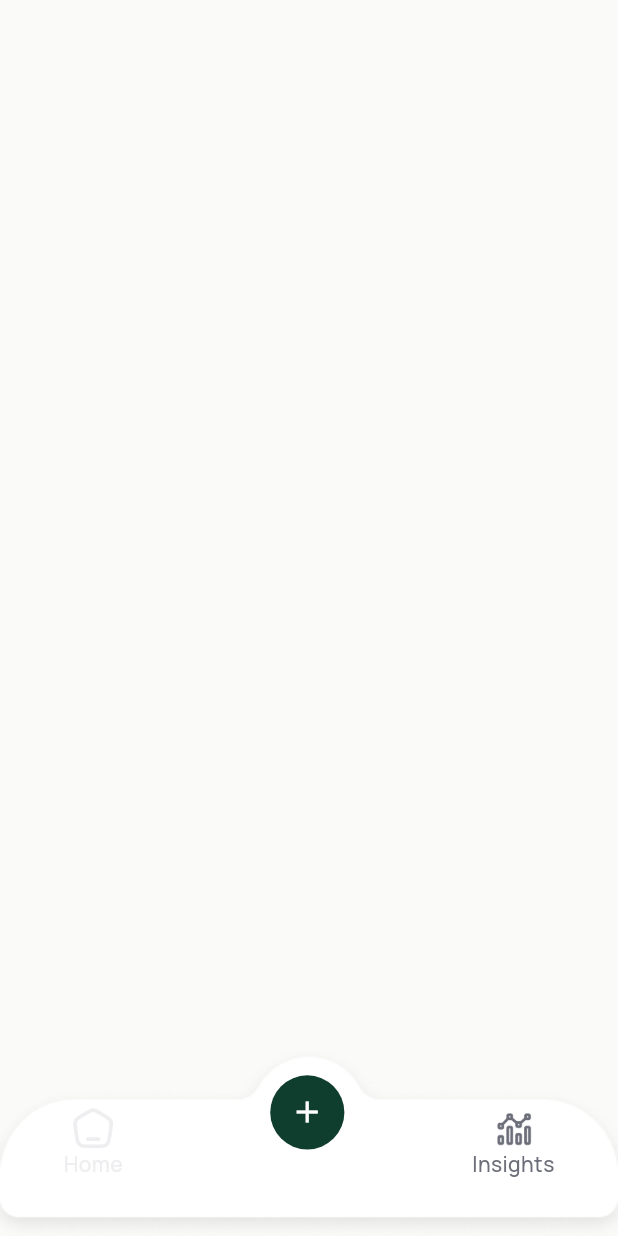
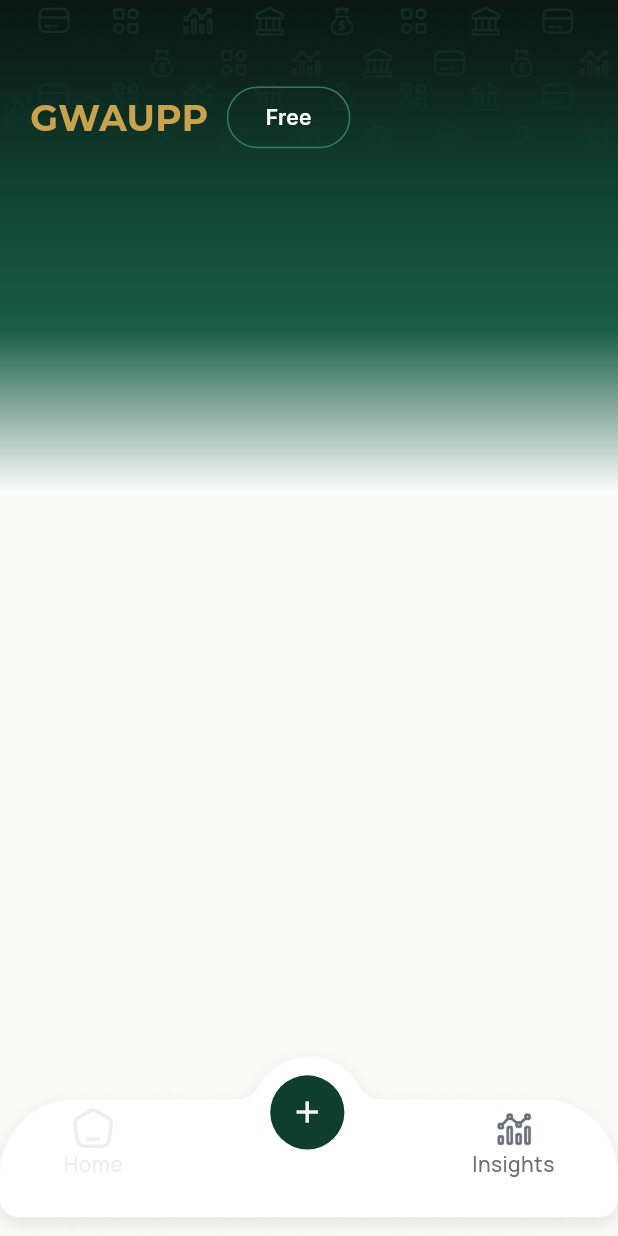
Before and after one commit to rayhantmt/gwaupp, a Flutter app: the screen it shows after launch, after a tap on "Log In", on a phone screen of 412 x 824 dp. Run offline on Flutter 3.47's test engine with Material 3 defaults, Android fonts, the light colour scheme and no system bars; our stand-ins replace get, google_fonts.

Commit message:
done with the upper section

```diff
--- a/lib/app_modules/home_screen/home_screen_view.dart
+++ b/lib/app_modules/home_screen/home_screen_view.dart
@@ -1,5 +1,6 @@
 import 'package:flutter/material.dart';
 import 'package:get/get.dart';
+import 'package:google_fonts/google_fonts.dart';
 import 'package:gwaupp/app_modules/home_screen/home_screen_controller.dart';
 import 'package:gwaupp/utils/app_images.dart';
 
@@ -9,6 +10,77 @@ class HomeScreenView extends GetView<HomeScreenController> {
   @override
   Widget build(BuildContext context) {
     return Scaffold(
-      backgroundColor:AppImages.primarycolor    );
+      backgroundColor: AppImages.primarycolor,
+      body: Stack(
+        children: [
+          Column(
+            mainAxisAlignment: MainAxisAlignment.start,
+            children: [Image.asset(AppImages.homebanner)],
+          ),
+          SingleChildScrollView(
+            child: Column(
+              children: [
+                Container(
+                  height: Get.height * 0.4,
+                  width: double.infinity,
+                  decoration: BoxDecoration(
+                    gradient: LinearGradient(
+                      begin: Alignment.topCenter,
+                      end: Alignment.bottomCenter,
+                      colors: [
+                        Colors.transparent,
+                       Color(0xff0F3D2E),
+                        Color(0xff195D47),
+                        Color(0xffFFFFFF),
+                      ],
+                    ),
+                  ),
+                  child: Padding(
+                    padding: const EdgeInsets.symmetric(horizontal: 20),
+                    child: Column(
+                      children: [
+                        SizedBox(height: Get.height*0.07,),
+                        Row(
+                          children: [
+                            Text('GWAUPP',
+                            style: GoogleFonts.montserrat(
+                              fontWeight: FontWeight.w700,
+                              fontSize: 24,
+                              color: Color(0xffC9A24D)
+                            ),
+                            ),
+                            SizedBox(width: Get.width*0.03,),
+                            Container(
+                              height: Get.height*0.05,
+                              width: Get.width*0.2,
+                              decoration: BoxDecoration(
+                                borderRadius: BorderRadius.circular(100),
+                                border: Border.all(
+                                  width: 1,
+                                  color: Color(0xff317B62)
+                                )
+                              ),
+                              child: Center(
+                                child: Text('Free',
+                                style: GoogleFonts.inter(
+                                  fontWeight: FontWeight.w600,
+                                  fontSize: 14,
+                                  color: Colors.white
+                                ),
+                                ),
+                              ),
+                            )
+                          ],
+                        )
+                      ],
+                    ),
+                  ),
+                ),
+              ],
+            ),
+          ),
+        ],
+      ),
+    );
   }
 }
```
